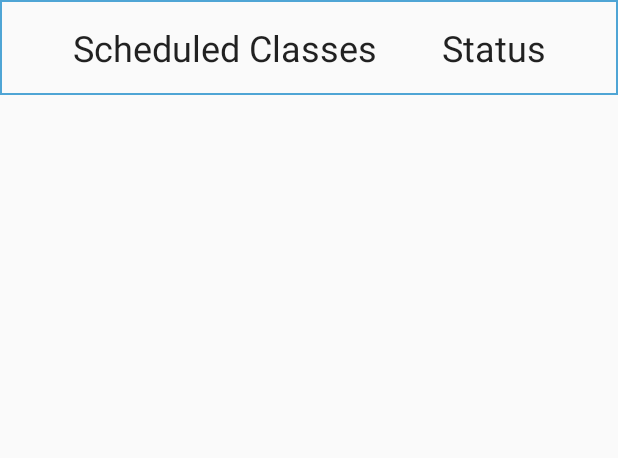
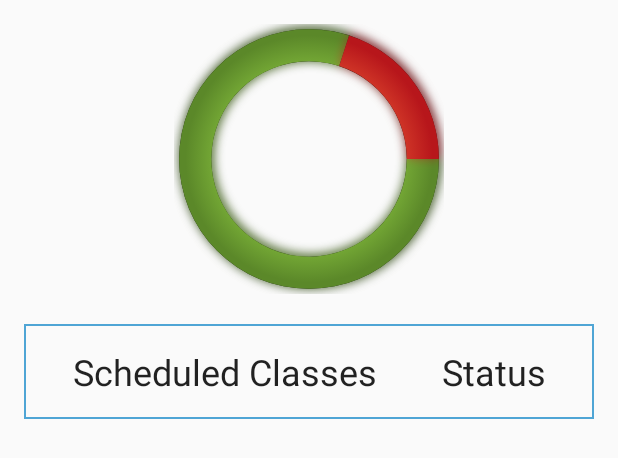
Before and after one commit to nayakrahul/AttendenceMarker, an Android app: the layout activity_attendance_details.xml on its own in the app's theme, with its tools: preview values and no code run, on a phone screen of 412 x 824 dp. Shown: the top 458 px of the screen. Run offline under Robolectric (Android 15) with nearby library versions, the phone set to English and light mode, and no system bars.

Commit message:
Donut Chart added and Background Service Updated  with Class attendance Marking Mechanism....

```diff
--- a/app/src/main/java/com/github/amitkmr/attendencemarker/AboutUs.java
+++ b/app/src/main/java/com/github/amitkmr/attendencemarker/AboutUs.java
@@ -32,6 +32,7 @@ public class AboutUs extends AppCompatActivity {
         setContentView(R.layout.activity_aboutus);
 
         // Back button to reach to home activity
+        setTitle("About Us");
         android.support.v7.app.ActionBar actionBar = getSupportActionBar();
         actionBar.setHomeButtonEnabled(true);
         actionBar.setDisplayHomeAsUpEnabled(true);
--- a/app/src/main/java/com/github/amitkmr/attendencemarker/AttendanceDetails.java
+++ b/app/src/main/java/com/github/amitkmr/attendencemarker/AttendanceDetails.java
@@ -1,5 +1,6 @@
 package com.github.amitkmr.attendencemarker;
 
+import android.content.Intent;
 import android.os.Bundle;
 import android.support.v7.app.AppCompatActivity;
 import android.view.MenuItem;
@@ -8,6 +9,7 @@ import android.view.MenuItem;
  * Created by RAHUL on 01-04-2016.
  */
 public class AttendanceDetails extends AppCompatActivity {
+    private String id;
 
 
     @Override
@@ -15,11 +17,15 @@ public class AttendanceDetails extends AppCompatActivity {
         super.onCreate(savedInstanceState);
         setContentView(R.layout.activity_attendance_details);
 
+        Intent intent = getIntent();
+        id = intent.getExtras().getString("id");
+
 
         // Back button to reach to home activity
 
         // return to to the home screen
 
+        setTitle("   "+id);
         android.support.v7.app.ActionBar actionBar = getSupportActionBar();
         actionBar.setHomeButtonEnabled(true);
         actionBar.setDisplayHomeAsUpEnabled(true);
--- a/app/src/main/java/com/github/amitkmr/attendencemarker/Course.java
+++ b/app/src/main/java/com/github/amitkmr/attendencemarker/Course.java
@@ -67,6 +67,8 @@ public class Course extends AppCompatActivity {
                 });
             }
         }
+
+        setTitle("Courses");
         android.support.v7.app.ActionBar actionBar = getSupportActionBar();
         actionBar.setHomeButtonEnabled(true);
         actionBar.setDisplayHomeAsUpEnabled(true);
--- /dev/null
+++ b/app/src/main/java/com/github/amitkmr/attendencemarker/DonutChart.java
@@ -0,0 +1,176 @@
+package com.github.amitkmr.attendencemarker;
+
+/**
+ * Created by amit on 14/4/16.
+ */
+import android.content.Context;
+import android.content.res.TypedArray;
+import android.graphics.BlurMaskFilter;
+import android.graphics.Canvas;
+
+import android.graphics.Paint;
+import android.graphics.Path;
+import android.graphics.RadialGradient;
+import android.graphics.RectF;
+import android.graphics.Shader.TileMode;
+import android.util.AttributeSet;
+import android.view.View;
+
+public class DonutChart extends View {
+
+
+    private float radius;
+
+    Paint paint;
+    Paint shadowPaint;
+
+    Path myPath;
+    Path shadowPath;
+
+    RectF outterCircle;
+    RectF innerCircle;
+    RectF shadowRectF;
+
+    public DonutChart(Context context, AttributeSet attrs) {
+        super(context, attrs);
+
+        TypedArray a = context.getTheme().obtainStyledAttributes(
+                attrs,
+                R.styleable.DonutChart,
+                0, 0
+        );
+
+        try {
+            radius = a.getDimension(R.styleable.DonutChart_radius, 20.0f);
+        } finally {
+            a.recycle();
+        }
+
+        paint = new Paint();
+        paint.setDither(true);
+        paint.setStyle(Paint.Style.FILL);
+        paint.setStrokeJoin(Paint.Join.ROUND);
+        paint.setStrokeCap(Paint.Cap.ROUND);
+        paint.setAntiAlias(true);
+        paint.setStrokeWidth(radius / 14.0f);
+
+        shadowPaint = new Paint();
+        shadowPaint.setColor(0xf0000000);
+        shadowPaint.setStyle(Paint.Style.STROKE);
+        shadowPaint.setAntiAlias(true);
+        shadowPaint.setStrokeWidth(6.0f);
+        shadowPaint.setMaskFilter(new BlurMaskFilter(4, BlurMaskFilter.Blur.SOLID));
+
+
+        myPath = new Path();
+        shadowPath = new Path();
+
+
+        outterCircle = new RectF();
+        innerCircle = new RectF();
+        shadowRectF = new RectF();
+
+        float adjust = (.019f*radius);
+        shadowRectF.set(adjust, adjust, radius*2-adjust, radius*2-adjust);
+
+        adjust = .038f * radius;
+        outterCircle.set(adjust, adjust, radius*2-adjust, radius*2-adjust);
+
+        adjust = .276f * radius;
+        innerCircle.set(adjust, adjust, radius*2-adjust, radius*2-adjust);
+
+    }
+
+
+    @Override
+    protected void onDraw(Canvas canvas) {
+        super.onDraw(canvas);
+
+        int totalClasses = 50;
+        int attendedClasses = 40;
+
+        int greenGradientAngle = (attendedClasses*360/totalClasses);
+        int redGradientAngle = 360-greenGradientAngle;
+
+
+        // draw shadow
+        paint.setShader(null);
+        float adjust = (.0095f*radius);
+        paint.setShadowLayer(8, adjust, -adjust, 0xaa000000);
+        drawDonut(canvas,paint, 0,359.9f);
+
+
+        // green
+        setGradient(0xff84BC3D,0xff5B8829);
+        drawDonut(canvas,paint, 0,greenGradientAngle);
+
+        //red
+        setGradient(0xffe04a2f,0xffB7161B);
+        drawDonut(canvas,paint, greenGradientAngle,redGradientAngle);
+
+        // blue
+//        setGradient(0xff4AB6C1,0xff2182AD);
+//        drawDonut(canvas,paint, 120,60);
+
+        // yellow
+//        setGradient(0xffFFFF00,0xfffed325);
+//        drawDonut(canvas,paint, 180,180);
+
+
+
+    }
+
+    public void drawDonut(Canvas canvas, Paint paint, float start,float sweep){
+
+        myPath.reset();
+        myPath.arcTo(outterCircle, start, sweep, false);
+        myPath.arcTo(innerCircle, start+sweep, -sweep, false);
+        myPath.close();
+        canvas.drawPath(myPath, paint);
+    }
+
+    public void setGradient(int sColor, int eColor){
+        paint.setShader(new RadialGradient(radius, radius, radius-5,
+                new int[]{sColor,eColor},
+                new float[]{.6f,.95f},TileMode.CLAMP) );
+    }
+
+    @Override
+    protected void onMeasure(int widthMeasureSpec, int heightMeasureSpec) {
+        super.onMeasure(widthMeasureSpec, heightMeasureSpec);
+
+        int desiredWidth = (int) radius*2;
+        int desiredHeight = (int) radius*2;
+
+        int widthMode = MeasureSpec.getMode(widthMeasureSpec);
+        int widthSize = MeasureSpec.getSize(widthMeasureSpec);
+        int heightMode = MeasureSpec.getMode(heightMeasureSpec);
+        int heightSize = MeasureSpec.getSize(heightMeasureSpec);
+
+        int width;
+        int height;
+
+        //70dp exact
+        if (widthMode == MeasureSpec.EXACTLY) {
+            width = widthSize;
+        }else if (widthMode == MeasureSpec.AT_MOST) {
+            //wrap content
+            width = Math.min(desiredWidth, widthSize);
+        } else {
+            width = desiredWidth;
+        }
+
+        //Measure Height
+        if (heightMode == MeasureSpec.EXACTLY) {
+            height = heightSize;
+        } else if (heightMode == MeasureSpec.AT_MOST) {
+            height = Math.min(desiredHeight, heightSize);
+        } else {
+            height = desiredHeight;
+        }
+
+        //MUST CALL THIS
+        setMeasuredDimension(width, height);
+    }
+
+}
--- a/app/src/main/java/com/github/amitkmr/attendencemarker/Fill_Course.java
+++ b/app/src/main/java/com/github/amitkmr/attendencemarker/Fill_Course.java
@@ -31,6 +31,9 @@ public class Fill_Course extends AppCompatActivity implements TimePickerFragment
         name = (TextView) findViewById(R.id.course_name);
         mydb = new DBHelper(this);
 
+        // Set title of the courses
+        setTitle("  Course Details ");
+        // return back to previous activity
         android.support.v7.app.ActionBar actionBar = getSupportActionBar();
         actionBar.setHomeButtonEnabled(true);
         actionBar.setDisplayHomeAsUpEnabled(true);
--- a/app/src/main/res/layout/activity_aboutus.xml
+++ b/app/src/main/res/layout/activity_aboutus.xml
@@ -6,11 +6,13 @@
     <TextView
         android:layout_width="wrap_content"
         android:layout_height="wrap_content"
+        android:background="@drawable/course_border"
         android:textAppearance="?android:attr/textAppearanceLarge"
         android:text="@string/aboutUsContent"
         android:id="@+id/aboutUsContent"
         android:layout_gravity="center_horizontal"
         android:layout_marginLeft="@dimen/aboutUsMargin"
         android:layout_marginTop="@dimen/aboutUsMargin"
-        android:layout_marginRight="@dimen/aboutUsMargin" />
+        android:layout_marginRight="@dimen/aboutUsMargin"
+        android:padding="20dp"/>
 </LinearLayout>
--- a/app/src/main/res/layout/activity_attendance_details.xml
+++ b/app/src/main/res/layout/activity_attendance_details.xml
@@ -4,13 +4,37 @@
     android:layout_height="match_parent"
     android:weightSum="1">
 
+
+
+
+    <LinearLayout xmlns:android="http://schemas.android.com/apk/res/android"
+        xmlns:tools="http://schemas.android.com/tools"
+        xmlns:customviews="http://schemas.android.com/apk/res/com.github.amitkmr.attendencemarker"
+        android:layout_width="match_parent"
+        android:layout_height="match_parent"
+        android:paddingBottom="@dimen/activity_vertical_margin"
+        android:paddingLeft="@dimen/activity_horizontal_margin"
+        android:paddingRight="@dimen/activity_horizontal_margin"
+        android:paddingTop="@dimen/activity_vertical_margin"
+        tools:context=".AttendanceDetails"
+        android:orientation="vertical">
+
+        <com.github.amitkmr.attendencemarker.DonutChart
+            android:id="@+id/donutChart"
+            android:layout_width="wrap_content"
+            android:layout_height="wrap_content"
+            customviews:radius="90dp"
+            android:layout_gravity="center" />
+
+
         <TextView
-        android:layout_width="fill_parent"
+            android:layout_width="match_parent"
             android:layout_height="wrap_content"
             android:text="Scheduled Classes \t \t \t Status"
-        android:layout_gravity="center_horizontal"
             android:gravity="center"
             android:textAppearance="?android:attr/textAppearanceLarge"
+            android:layout_marginTop="20dp"
+            android:layout_marginBottom="20dp"
             android:paddingBottom="15dp"
             android:paddingTop="15dp"
             android:background="@drawable/course_border"
@@ -19,3 +43,6 @@
             android:layout_alignParentStart="true"/>
 
     </LinearLayout>
+
+
+</LinearLayout>
--- a/app/src/main/res/values/drawables.xml
+++ b/app/src/main/res/values/drawables.xml
@@ -5,4 +5,7 @@
     <item name="ic_menu_manage" type="drawable">@android:drawable/ic_menu_manage</item>
     <item name="ic_menu_share" type="drawable">@android:drawable/ic_menu_share</item>
     <item name="ic_menu_send" type="drawable">@android:drawable/ic_menu_send</item>
+    <declare-styleable name="DonutChart">
+        <attr name="radius" format="dimension"/>
+    </declare-styleable>
 </resources>
```
Also changed, not shown: app/src/main/java/com/github/amitkmr/attendencemarker/Attendance.java (+6 -2 lines), app/src/main/java/com/github/amitkmr/attendencemarker/BackgroundService.java (+47 -1 lines), app/src/main/java/com/github/amitkmr/attendencemarker/MainActivity.java (+52 -8 lines), app/src/main/res/layout/content_main.xml (+4 -9 lines). Lines whose indentation alone changed are shown as unchanged.
